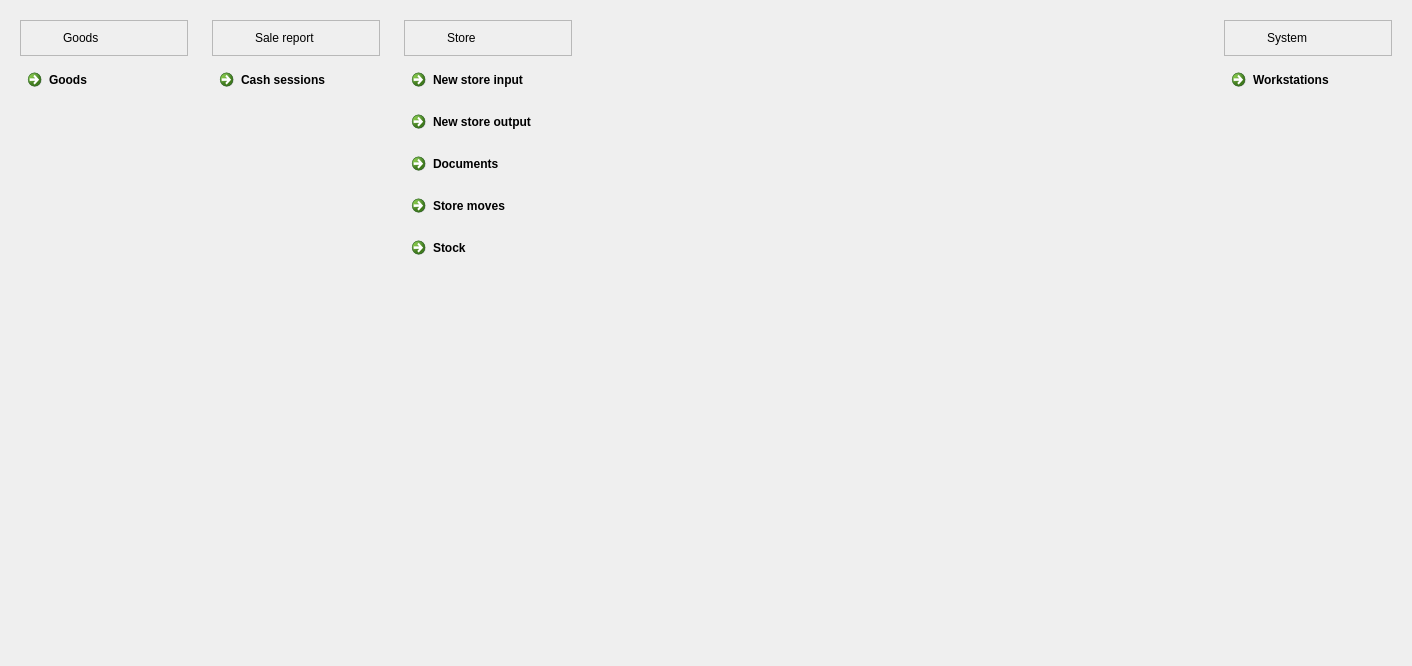
Before: the Qt Designer form FrontDesk/wdashboard.ui in End1-1/Cafe5, drawn with Qt 5.
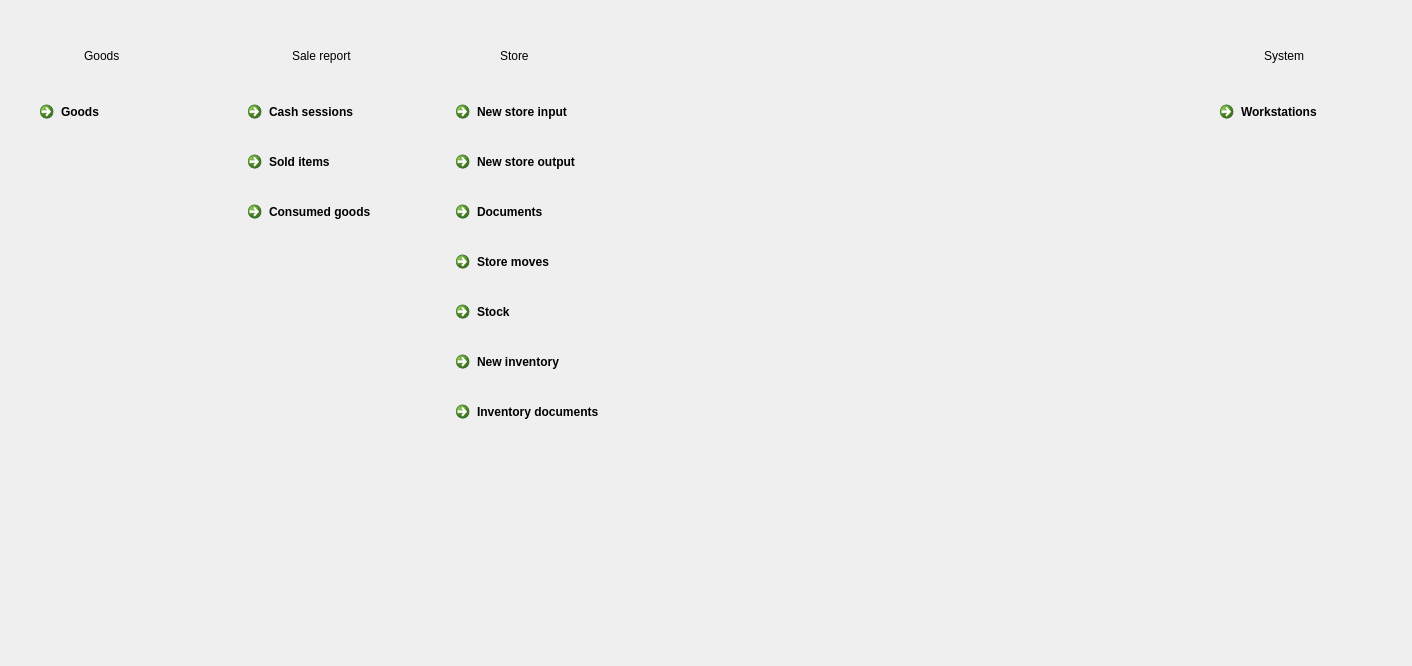
After: the same form once the commit is applied. Icons and pictures are not drawn.

Diff of the .ui file:
```diff
--- a/FrontDesk/wdashboard.ui
+++ b/FrontDesk/wdashboard.ui
@@ -17,9 +17,42 @@
    <bool>true</bool>
   </property>
   <layout class="QGridLayout" name="gridLayout">
+   <property name="leftMargin">
+    <number>28</number>
+   </property>
+   <property name="topMargin">
+    <number>28</number>
+   </property>
+   <property name="rightMargin">
+    <number>28</number>
+   </property>
+   <property name="bottomMargin">
+    <number>28</number>
+   </property>
+   <property name="horizontalSpacing">
+    <number>32</number>
+   </property>
+   <property name="verticalSpacing">
+    <number>24</number>
+   </property>
    <item row="0" column="4">
     <widget class="QWidget" name="wContSystem" native="true">
      <layout class="QVBoxLayout" name="verticalLayout">
+      <property name="spacing">
+       <number>14</number>
+      </property>
+      <property name="leftMargin">
+       <number>4</number>
+      </property>
+      <property name="topMargin">
+       <number>4</number>
+      </property>
+      <property name="rightMargin">
+       <number>4</number>
+      </property>
+      <property name="bottomMargin">
+       <number>4</number>
+      </property>
       <item>
        <widget class="QFrame" name="frame">
         <property name="sizePolicy">
@@ -31,36 +64,36 @@
         <property name="minimumSize">
          <size>
           <width>0</width>
-          <height>36</height>
+          <height>48</height>
          </size>
         </property>
         <property name="maximumSize">
          <size>
           <width>16777215</width>
-          <height>36</height>
+          <height>48</height>
          </size>
         </property>
         <property name="frameShape">
-         <enum>QFrame::Shape::StyledPanel</enum>
+         <enum>QFrame::Shape::NoFrame</enum>
         </property>
         <property name="frameShadow">
-         <enum>QFrame::Shadow::Raised</enum>
+         <enum>QFrame::Shadow::Plain</enum>
         </property>
         <layout class="QHBoxLayout" name="horizontalLayout">
          <property name="spacing">
-          <number>9</number>
+          <number>12</number>
          </property>
          <property name="leftMargin">
-          <number>9</number>
+          <number>16</number>
          </property>
          <property name="topMargin">
-          <number>0</number>
+          <number>10</number>
          </property>
          <property name="rightMargin">
-          <number>0</number>
+          <number>16</number>
          </property>
          <property name="bottomMargin">
-          <number>0</number>
+          <number>10</number>
          </property>
          <item>
           <widget class="QLabel" name="label_2">
@@ -158,6 +191,21 @@
    <item row="0" column="1">
     <widget class="QWidget" name="wContSystem_2" native="true">
      <layout class="QVBoxLayout" name="verticalLayout_3">
+      <property name="spacing">
+       <number>14</number>
+      </property>
+      <property name="leftMargin">
+       <number>4</number>
+      </property>
+      <property name="topMargin">
+       <number>4</number>
+      </property>
+      <property name="rightMargin">
+       <number>4</number>
+      </property>
+      <property name="bottomMargin">
+       <number>4</number>
+      </property>
       <item>
        <widget class="QFrame" name="frame_3">
         <property name="sizePolicy">
@@ -169,36 +217,36 @@
         <property name="minimumSize">
          <size>
           <width>0</width>
-          <height>36</height>
+          <height>48</height>
          </size>
         </property>
         <property name="maximumSize">
          <size>
           <width>16777215</width>
-          <height>36</height>
+          <height>48</height>
          </size>
         </property>
         <property name="frameShape">
-         <enum>QFrame::Shape::StyledPanel</enum>
+         <enum>QFrame::Shape::NoFrame</enum>
         </property>
         <property name="frameShadow">
-         <enum>QFrame::Shadow::Raised</enum>
+         <enum>QFrame::Shadow::Plain</enum>
         </property>
         <layout class="QHBoxLayout" name="horizontalLayout_3">
          <property name="spacing">
-          <number>9</number>
+          <number>12</number>
          </property>
          <property name="leftMargin">
-          <number>9</number>
+          <number>16</number>
          </property>
          <property name="topMargin">
-          <number>0</number>
+          <number>10</number>
          </property>
          <property name="rightMargin">
-          <number>0</number>
+          <number>16</number>
          </property>
          <property name="bottomMargin">
-          <number>0</number>
+          <number>10</number>
          </property>
          <item>
           <widget class="QLabel" name="label_5">
@@ -264,6 +312,52 @@
         </property>
        </widget>
       </item>
+      <item>
+       <widget class="QCommandLinkButton" name="btnCashSessions_3">
+        <property name="sizePolicy">
+         <sizepolicy hsizetype="Preferred" vsizetype="Preferred">
+          <horstretch>0</horstretch>
+          <verstretch>0</verstretch>
+         </sizepolicy>
+        </property>
+        <property name="cursor">
+         <cursorShape>PointingHandCursor</cursorShape>
+        </property>
+        <property name="text">
+         <string>Sold items</string>
+        </property>
+        <property name="icon">
+         <iconset resource="../resources/res.qrc">
+          <normaloff>:/workstation.png</normaloff>:/workstation.png</iconset>
+        </property>
+        <property name="form" stdset="0">
+         <string>form_sold_items</string>
+        </property>
+       </widget>
+      </item>
+      <item>
+       <widget class="QCommandLinkButton" name="btnCashSessions_4">
+        <property name="sizePolicy">
+         <sizepolicy hsizetype="Preferred" vsizetype="Preferred">
+          <horstretch>0</horstretch>
+          <verstretch>0</verstretch>
+         </sizepolicy>
+        </property>
+        <property name="cursor">
+         <cursorShape>PointingHandCursor</cursorShape>
+        </property>
+        <property name="text">
+         <string>Consumed goods</string>
+        </property>
+        <property name="icon">
+         <iconset resource="../resources/res.qrc">
+          <normaloff>:/workstation.png</normaloff>:/workstation.png</iconset>
+        </property>
+        <property name="form" stdset="0">
+         <string>form_consumed_goods</string>
+        </property>
+       </widget>
+      </item>
       <item>
        <spacer name="verticalSpacer_2">
         <property name="orientation">
@@ -283,6 +377,21 @@
    <item row="0" column="2">
     <widget class="QWidget" name="wContSystem_3" native="true">
      <layout class="QVBoxLayout" name="verticalLayout_4">
+      <property name="spacing">
+       <number>14</number>
+      </property>
+      <property name="leftMargin">
+       <number>4</number>
+      </property>
+      <property name="topMargin">
+       <number>4</number>
+      </property>
+      <property name="rightMargin">
+       <number>4</number>
+      </property>
+      <property name="bottomMargin">
+       <number>4</number>
+      </property>
       <item>
        <widget class="QFrame" name="frame_4">
         <property name="sizePolicy">
@@ -294,36 +403,36 @@
         <property name="minimumSize">
          <size>
           <width>0</width>
-          <height>36</height>
+          <height>48</height>
          </size>
         </property>
         <property name="maximumSize">
          <size>
           <width>16777215</width>
-          <height>36</height>
+          <height>48</height>
          </size>
         </property>
         <property name="frameShape">
-         <enum>QFrame::Shape::StyledPanel</enum>
+         <enum>QFrame::Shape::NoFrame</enum>
         </property>
         <property name="frameShadow">
-         <enum>QFrame::Shadow::Raised</enum>
+         <enum>QFrame::Shadow::Plain</enum>
         </property>
         <layout class="QHBoxLayout" name="horizontalLayout_4">
          <property name="spacing">
-          <number>9</number>
+          <number>12</number>
          </property>
          <property name="leftMargin">
-          <number>9</number>
+          <number>16</number>
          </property>
          <property name="topMargin">
-          <number>0</number>
+          <number>10</number>
          </property>
          <property name="rightMargin">
-          <number>0</number>
+          <number>16</number>
          </property>
          <property name="bottomMargin">
-          <number>0</number>
+          <number>10</number>
          </property>
          <item>
           <widget class="QLabel" name="label_7">
@@ -481,6 +590,52 @@
         </property>
        </widget>
       </item>
+      <item>
+       <widget class="QCommandLinkButton" name="btnInventory">
+        <property name="sizePolicy">
+         <sizepolicy hsizetype="Preferred" vsizetype="Preferred">
+          <horstretch>0</horstretch>
+          <verstretch>0</verstretch>
+         </sizepolicy>
+        </property>
+        <property name="cursor">
+         <cursorShape>PointingHandCursor</cursorShape>
+        </property>
+        <property name="text">
+         <string>New inventory</string>
+        </property>
+        <property name="icon">
+         <iconset resource="../resources/res.qrc">
+          <normaloff>:/workstation.png</normaloff>:/workstation.png</iconset>
+        </property>
+        <property name="form" stdset="0">
+         <string>form_inventory</string>
+        </property>
+       </widget>
+      </item>
+      <item>
+       <widget class="QCommandLinkButton" name="btnInventoryDocuments">
+        <property name="sizePolicy">
+         <sizepolicy hsizetype="Preferred" vsizetype="Preferred">
+          <horstretch>0</horstretch>
+          <verstretch>0</verstretch>
+         </sizepolicy>
+        </property>
+        <property name="cursor">
+         <cursorShape>PointingHandCursor</cursorShape>
+        </property>
+        <property name="text">
+         <string>Inventory documents</string>
+        </property>
+        <property name="icon">
+         <iconset resource="../resources/res.qrc">
+          <normaloff>:/workstation.png</normaloff>:/workstation.png</iconset>
+        </property>
+        <property name="form" stdset="0">
+         <string>form_inventory_documents</string>
+        </property>
+       </widget>
+      </item>
       <item>
        <spacer name="verticalSpacer_3">
         <property name="orientation">
@@ -500,6 +655,21 @@
    <item row="0" column="0">
     <widget class="QWidget" name="wContSystem_4" native="true">
      <layout class="QVBoxLayout" name="verticalLayout_5">
+      <property name="spacing">
+       <number>14</number>
+      </property>
+      <property name="leftMargin">
+       <number>4</number>
+      </property>
+      <property name="topMargin">
+       <number>4</number>
+      </property>
+      <property name="rightMargin">
+       <number>4</number>
+      </property>
+      <property name="bottomMargin">
+       <number>4</number>
+      </property>
       <item>
        <widget class="QFrame" name="frame_5">
         <property name="sizePolicy">
@@ -511,36 +681,36 @@
         <property name="minimumSize">
          <size>
           <width>0</width>
-          <height>36</height>
+          <height>48</height>
          </size>
         </property>
         <property name="maximumSize">
          <size>
           <width>16777215</width>
-          <height>36</height>
+          <height>48</height>
          </size>
         </property>
         <property name="frameShape">
-         <enum>QFrame::Shape::StyledPanel</enum>
+         <enum>QFrame::Shape::NoFrame</enum>
         </property>
         <property name="frameShadow">
-         <enum>QFrame::Shadow::Raised</enum>
+         <enum>QFrame::Shadow::Plain</enum>
         </property>
         <layout class="QHBoxLayout" name="horizontalLayout_5">
          <property name="spacing">
-          <number>9</number>
+          <number>12</number>
          </property>
          <property name="leftMargin">
-          <number>9</number>
+          <number>16</number>
          </property>
          <property name="topMargin">
-          <number>0</number>
+          <number>10</number>
          </property>
          <property name="rightMargin">
-          <number>0</number>
+          <number>16</number>
          </property>
          <property name="bottomMargin">
-          <number>0</number>
+          <number>10</number>
          </property>
          <item>
           <widget class="QLabel" name="label_9">
```
